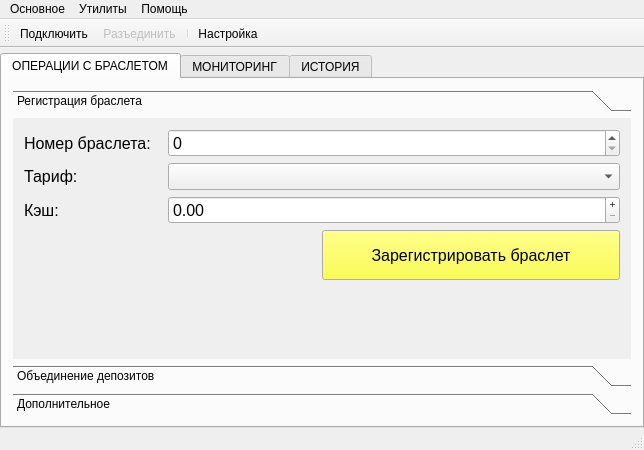
First picture: the form in Client/MainWindow.ui, repository Baxulio/Attraction, before the edit.
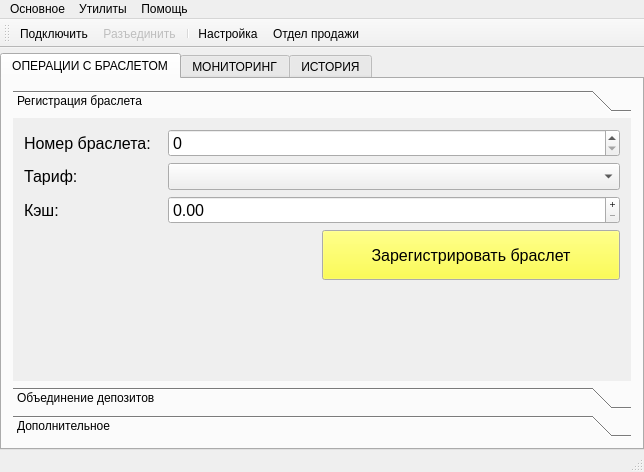
Second picture: the form after the edit. The open tabs and pages were chosen to show the change. Icons and pictures are not drawn.

What changed in the file:
```diff
--- a/Client/MainWindow.ui
+++ b/Client/MainWindow.ui
@@ -7,7 +7,7 @@
     <x>0</x>
     <y>0</y>
     <width>588</width>
-    <height>450</height>
+    <height>472</height>
    </rect>
   </property>
   <property name="windowTitle">
@@ -80,6 +80,14 @@
            <number>1</number>
           </property>
           <widget class="QWidget" name="bracer_registration_toolBox">
+           <property name="geometry">
+            <rect>
+             <x>0</x>
+             <y>0</y>
+             <width>564</width>
+             <height>267</height>
+            </rect>
+           </property>
            <attribute name="label">
             <string>Регистрация браслета</string>
            </attribute>
@@ -1199,6 +1207,7 @@
    <addaction name="actionDisconnect"/>
    <addaction name="separator"/>
    <addaction name="actionConfigure"/>
+   <addaction name="salesMarket"/>
   </widget>
   <widget class="QStatusBar" name="statusBar"/>
   <action name="actionConnect">
@@ -1266,6 +1275,15 @@
     <string>Про ...</string>
    </property>
   </action>
+  <action name="salesMarket">
+   <property name="icon">
+    <iconset resource="clientresources.qrc">
+     <normaloff>:/images/money.png</normaloff>:/images/money.png</iconset>
+   </property>
+   <property name="text">
+    <string>Отдел продажи</string>
+   </property>
+  </action>
  </widget>
  <layoutdefault spacing="6" margin="11"/>
  <resources>
```
Left out of the diff: 4 changed lines with no effect on the pictures.
